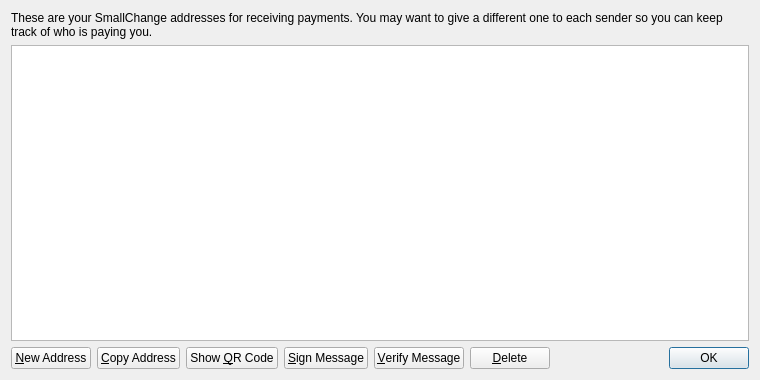
Before: the Qt Designer form src/qt/forms/addressbookpage.ui in safsadf/ScryptcoiN2, drawn with Qt 5.
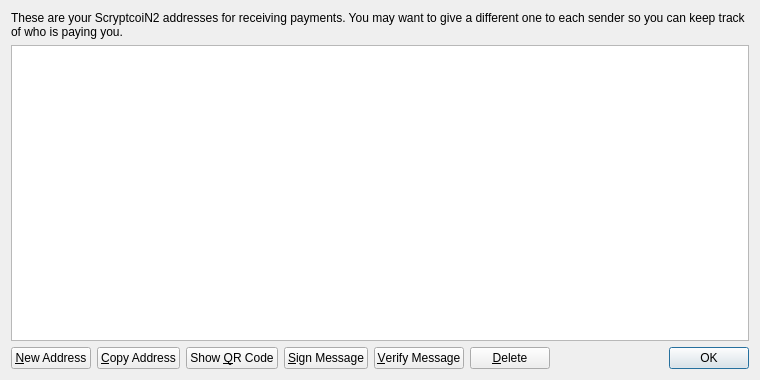
After: the same form once the commit is applied. Icons and pictures are not drawn.

What changed in the file:
```diff
--- a/src/qt/forms/addressbookpage.ui
+++ b/src/qt/forms/addressbookpage.ui
@@ -17,7 +17,7 @@
    <item>
     <widget class="QLabel" name="labelExplanation">
      <property name="text">
-      <string>These are your SmallChange addresses for receiving payments. You may want to give a different one to each sender so you can keep track of who is paying you.</string>
+      <string>These are your ScryptcoiN2 addresses for receiving payments. You may want to give a different one to each sender so you can keep track of who is paying you.</string>
      </property>
      <property name="textFormat">
       <enum>Qt::PlainText</enum>
```
